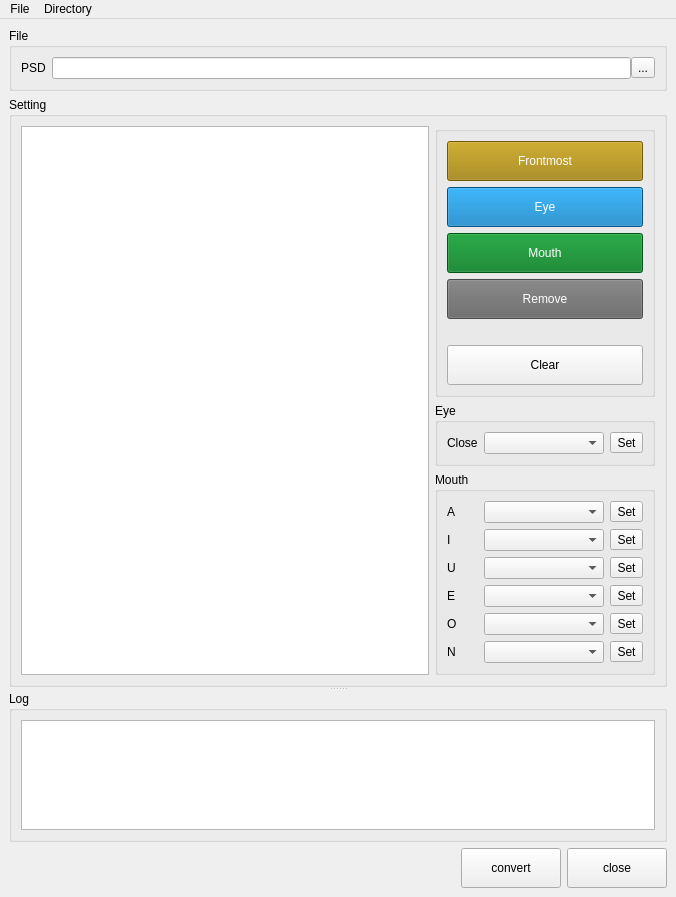
nakano000/Resolve_Script, file app/fusion/python/rs_fusion/tool/psd2tatie/psd2tatie.ui: the form before one commit.
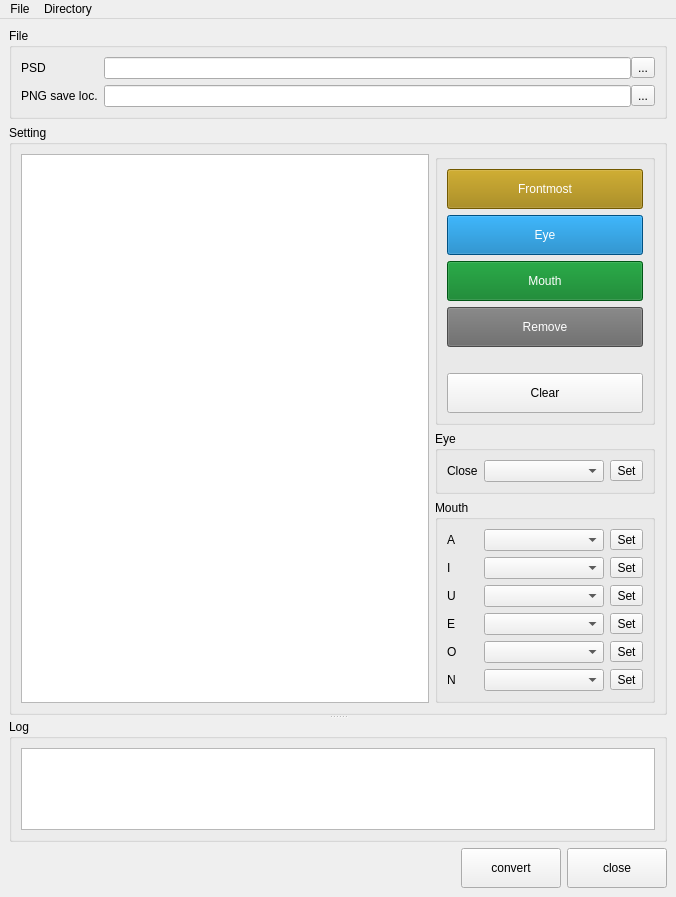
The form after the commit. Custom widgets are drawn as their Qt base class.

Commit message: サムネイル対応

Diff of the .ui file:
```diff
--- a/app/fusion/python/rs_fusion/tool/psd2tatie/psd2tatie.ui
+++ b/app/fusion/python/rs_fusion/tool/psd2tatie/psd2tatie.ui
@@ -53,6 +53,30 @@
            </item>
           </layout>
          </item>
+         <item row="1" column="0">
+          <widget class="QLabel" name="label_9">
+           <property name="text">
+            <string>PNG save loc.</string>
+           </property>
+          </widget>
+         </item>
+         <item row="1" column="1">
+          <layout class="QHBoxLayout" name="horizontalLayout_4">
+           <property name="spacing">
+            <number>0</number>
+           </property>
+           <item>
+            <widget class="QLineEdit" name="dstLineEdit"/>
+           </item>
+           <item>
+            <widget class="QToolButton" name="dstToolButton">
+             <property name="text">
+              <string>...</string>
+             </property>
+            </widget>
+           </item>
+          </layout>
+         </item>
         </layout>
        </item>
       </layout>
```
The commit also changes 2 other files.
